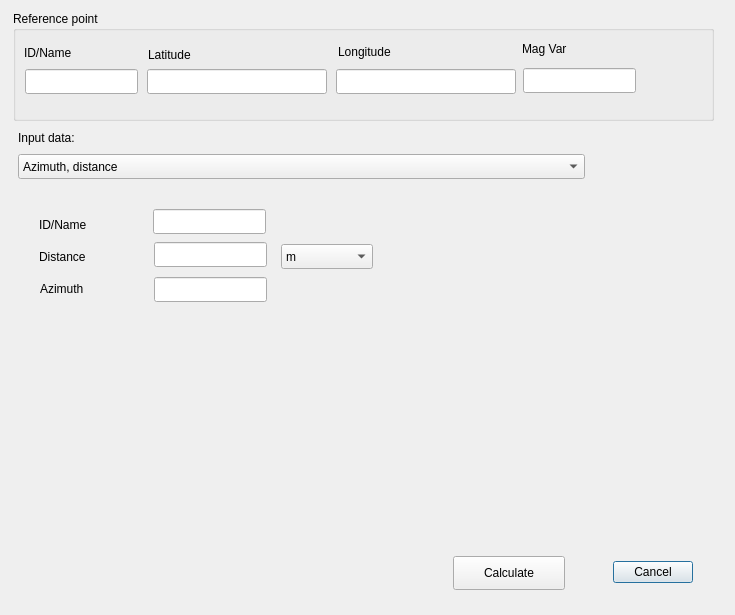
This is aviationlatloncalc/aviation_latlon_calc_dialog_base.ui in strpaw/QGIS3-AviationLatLonCalculator-plugin as Qt 5 draws it before an edit. The edited form follows.
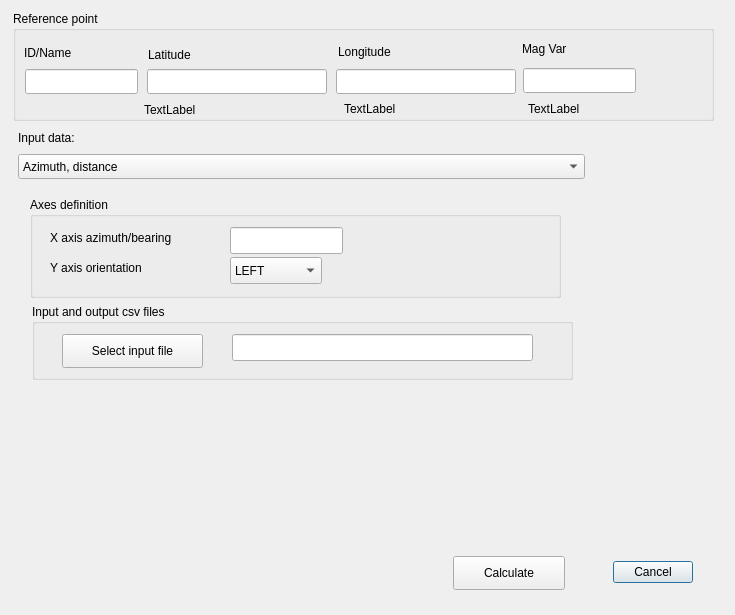
This is the edited form. The open tabs and pages were chosen to show the change.

What changed in the file:
```diff
--- a/aviationlatloncalc/aviation_latlon_calc_dialog_base.ui
+++ b/aviationlatloncalc/aviation_latlon_calc_dialog_base.ui
@@ -133,6 +133,45 @@
      <string>Mag Var</string>
     </property>
    </widget>
+   <widget class="QLabel" name="ref_lat_DD">
+    <property name="geometry">
+     <rect>
+      <x>131</x>
+      <y>89</y>
+      <width>68</width>
+      <height>19</height>
+     </rect>
+    </property>
+    <property name="text">
+     <string>TextLabel</string>
+    </property>
+   </widget>
+   <widget class="QLabel" name="ref_lon_DD">
+    <property name="geometry">
+     <rect>
+      <x>331</x>
+      <y>88</y>
+      <width>68</width>
+      <height>19</height>
+     </rect>
+    </property>
+    <property name="text">
+     <string>TextLabel</string>
+    </property>
+   </widget>
+   <widget class="QLabel" name="ref_mag_var">
+    <property name="geometry">
+     <rect>
+      <x>515</x>
+      <y>88</y>
+      <width>68</width>
+      <height>19</height>
+     </rect>
+    </property>
+    <property name="text">
+     <string>TextLabel</string>
+    </property>
+   </widget>
   </widget>
   <widget class="QPushButton" name="pushButtonCalculate">
    <property name="geometry">
@@ -726,6 +765,221 @@
      </widget>
     </widget>
    </widget>
+   <widget class="QWidget" name="page_4">
+    <widget class="QGroupBox" name="gbInOutCsv">
+     <property name="geometry">
+      <rect>
+       <x>13</x>
+       <y>14</y>
+       <width>541</width>
+       <height>80</height>
+      </rect>
+     </property>
+     <property name="title">
+      <string>Input and output csv files</string>
+     </property>
+     <property name="flat">
+      <bool>true</bool>
+     </property>
+     <widget class="QPushButton" name="pushButtonInputCSVAzDist">
+      <property name="geometry">
+       <rect>
+        <x>5</x>
+        <y>30</y>
+        <width>141</width>
+        <height>34</height>
+       </rect>
+      </property>
+      <property name="text">
+       <string>Select input file</string>
+      </property>
+     </widget>
+     <widget class="QLineEdit" name="lineEditInputCSVAzDist">
+      <property name="geometry">
+       <rect>
+        <x>148</x>
+        <y>33</y>
+        <width>390</width>
+        <height>27</height>
+       </rect>
+      </property>
+     </widget>
+    </widget>
+    <widget class="QPlainTextEdit" name="plainTextEditAzmDistSummary">
+     <property name="geometry">
+      <rect>
+       <x>16</x>
+       <y>134</y>
+       <width>613</width>
+       <height>184</height>
+      </rect>
+     </property>
+    </widget>
+    <widget class="QLabel" name="label_14">
+     <property name="geometry">
+      <rect>
+       <x>18</x>
+       <y>103</y>
+       <width>100</width>
+       <height>19</height>
+      </rect>
+     </property>
+     <property name="text">
+      <string>Summary:</string>
+     </property>
+    </widget>
+   </widget>
+   <widget class="QWidget" name="page_5">
+    <widget class="QGroupBox" name="gbInOutCsv_2">
+     <property name="geometry">
+      <rect>
+       <x>7</x>
+       <y>12</y>
+       <width>541</width>
+       <height>131</height>
+      </rect>
+     </property>
+     <property name="title">
+      <string>Input and output csv files</string>
+     </property>
+     <property name="flat">
+      <bool>true</bool>
+     </property>
+     <widget class="QPushButton" name="pushButtonInputCSVAzDistOffset">
+      <property name="geometry">
+       <rect>
+        <x>30</x>
+        <y>30</y>
+        <width>141</width>
+        <height>34</height>
+       </rect>
+      </property>
+      <property name="text">
+       <string>Select input file</string>
+      </property>
+     </widget>
+     <widget class="QLineEdit" name="lineEditInputCSVAzDistOffset">
+      <property name="geometry">
+       <rect>
+        <x>200</x>
+        <y>30</y>
+        <width>301</width>
+        <height>27</height>
+       </rect>
+      </property>
+     </widget>
+    </widget>
+   </widget>
+   <widget class="QWidget" name="page_6">
+    <widget class="QGroupBox" name="gbInOutCsv_3">
+     <property name="geometry">
+      <rect>
+       <x>14</x>
+       <y>116</y>
+       <width>541</width>
+       <height>76</height>
+      </rect>
+     </property>
+     <property name="title">
+      <string>Input and output csv files</string>
+     </property>
+     <property name="flat">
+      <bool>true</bool>
+     </property>
+     <widget class="QPushButton" name="pushButtonInputLocalCartesian">
+      <property name="geometry">
+       <rect>
+        <x>30</x>
+        <y>30</y>
+        <width>141</width>
+        <height>34</height>
+       </rect>
+      </property>
+      <property name="text">
+       <string>Select input file</string>
+      </property>
+     </widget>
+     <widget class="QLineEdit" name="lineEditInputCSVLocalCartesian">
+      <property name="geometry">
+       <rect>
+        <x>200</x>
+        <y>30</y>
+        <width>301</width>
+        <height>27</height>
+       </rect>
+      </property>
+     </widget>
+    </widget>
+    <widget class="QGroupBox" name="groupBox_3">
+     <property name="geometry">
+      <rect>
+       <x>12</x>
+       <y>9</y>
+       <width>531</width>
+       <height>101</height>
+      </rect>
+     </property>
+     <property name="title">
+      <string>Axes definition</string>
+     </property>
+     <widget class="QLabel" name="label_12">
+      <property name="geometry">
+       <rect>
+        <x>20</x>
+        <y>30</y>
+        <width>191</width>
+        <height>21</height>
+       </rect>
+      </property>
+      <property name="text">
+       <string>X axis azimuth/bearing</string>
+      </property>
+     </widget>
+     <widget class="QLineEdit" name="lineEditXAxisBearingCSVMode">
+      <property name="geometry">
+       <rect>
+        <x>200</x>
+        <y>30</y>
+        <width>113</width>
+        <height>27</height>
+       </rect>
+      </property>
+     </widget>
+     <widget class="QLabel" name="label_13">
+      <property name="geometry">
+       <rect>
+        <x>20</x>
+        <y>60</y>
+        <width>161</width>
+        <height>21</height>
+       </rect>
+      </property>
+      <property name="text">
+       <string>Y axis orientation</string>
+      </property>
+     </widget>
+     <widget class="QComboBox" name="comboBoxYAxisOrientationCSVMode">
+      <property name="geometry">
+       <rect>
+        <x>200</x>
+        <y>60</y>
+        <width>92</width>
+        <height>27</height>
+       </rect>
+      </property>
+      <item>
+       <property name="text">
+        <string>LEFT</string>
+       </property>
+      </item>
+      <item>
+       <property name="text">
+        <string>RIGHT</string>
+       </property>
+      </item>
+     </widget>
+    </widget>
+   </widget>
   </widget>
  </widget>
  <resources/>
```
Left out of the diff: 15 changed lines with no effect on the pictures.
